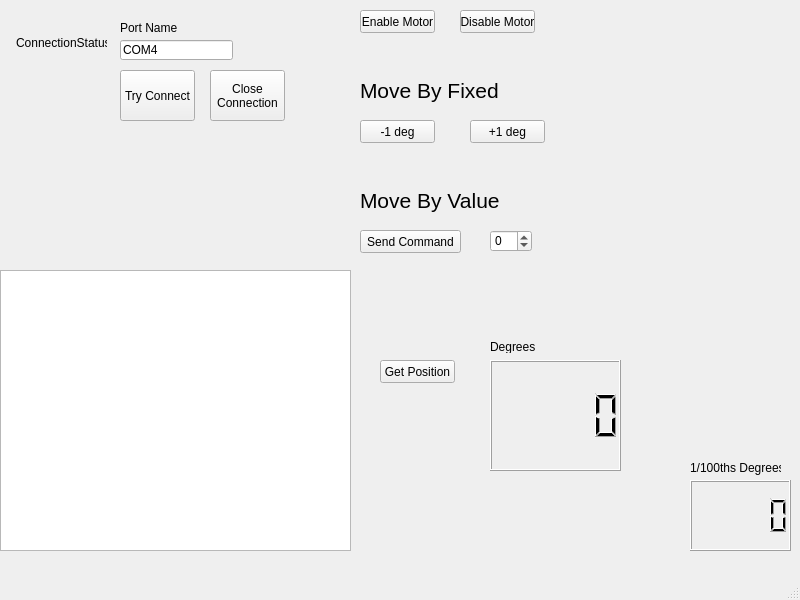
Old version of the form python/gui/TurntableControllerBase.ui in the repository mgiglia92/speaker_turntable.
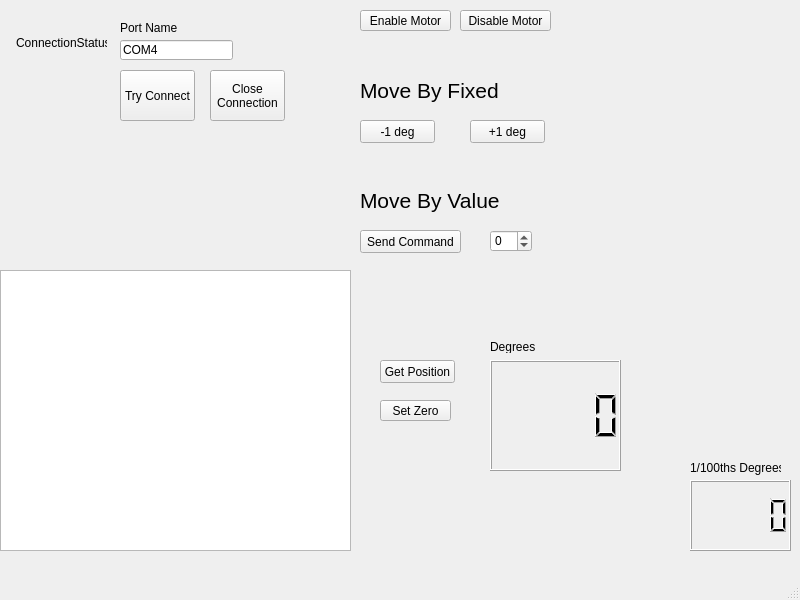
New version of the form.

Commit message: add setZero functionality

What changed in the file:
```diff
--- a/python/gui/TurntableControllerBase.ui
+++ b/python/gui/TurntableControllerBase.ui
@@ -19,8 +19,8 @@
      <rect>
       <x>360</x>
       <y>10</y>
-      <width>75</width>
-      <height>23</height>
+      <width>91</width>
+      <height>21</height>
      </rect>
     </property>
     <property name="text">
@@ -32,8 +32,8 @@
      <rect>
       <x>460</x>
       <y>10</y>
-      <width>75</width>
-      <height>23</height>
+      <width>91</width>
+      <height>21</height>
      </rect>
     </property>
     <property name="text">
@@ -269,6 +269,19 @@
 Connection</string>
     </property>
    </widget>
+   <widget class="QPushButton" name="setZero_button">
+    <property name="geometry">
+     <rect>
+      <x>380</x>
+      <y>400</y>
+      <width>71</width>
+      <height>21</height>
+     </rect>
+    </property>
+    <property name="text">
+     <string>Set Zero</string>
+    </property>
+   </widget>
   </widget>
   <widget class="QMenuBar" name="menubar">
    <property name="geometry">
```
The commit also changes 3 other files.
